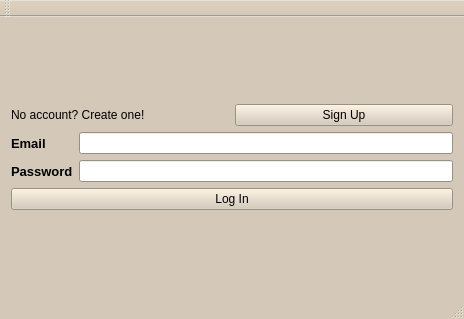
First picture: the form in src/qt/forms/mainwindow.ui, repository HTHcoin/helpthehomelesscoin, before the edit.
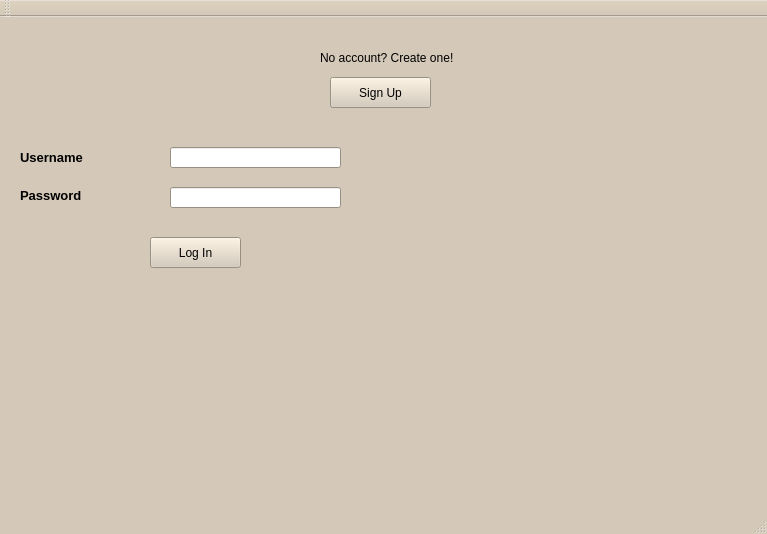
Second picture: the form after the edit.

The edit to the form file:
```diff
--- a/src/qt/forms/mainwindow.ui
+++ b/src/qt/forms/mainwindow.ui
@@ -6,8 +6,8 @@
    <rect>
     <x>0</x>
     <y>0</y>
-    <width>464</width>
-    <height>319</height>
+    <width>767</width>
+    <height>534</height>
    </rect>
   </property>
   <property name="palette">
@@ -429,97 +429,111 @@
    <string>MainWindow</string>
   </property>
   <widget class="QWidget" name="centralWidget">
-   <layout class="QGridLayout" name="gridLayout">
-    <item row="0" column="0">
-     <layout class="QVBoxLayout" name="verticalLayout_4">
-      <item>
-       <layout class="QHBoxLayout" name="horizontalLayout_2">
-        <item>
-         <widget class="QLabel" name="signUpLabel">
-          <property name="text">
-           <string>No account? Create one!</string>
-          </property>
-         </widget>
-        </item>
-        <item>
-         <widget class="QPushButton" name="signUpButton">
-          <property name="cursor">
-           <cursorShape>PointingHandCursor</cursorShape>
-          </property>
-          <property name="text">
-           <string>Sign Up</string>
-          </property>
-         </widget>
-        </item>
-       </layout>
-      </item>
-      <item>
-       <layout class="QVBoxLayout" name="verticalLayout_3">
-        <item>
-         <layout class="QHBoxLayout" name="horizontalLayout">
-          <item>
-           <layout class="QVBoxLayout" name="verticalLayout_2">
-            <item>
-             <widget class="QLabel" name="txtMail">
-              <property name="font">
-               <font>
-                <pointsize>10</pointsize>
-                <weight>75</weight>
-                <bold>true</bold>
-               </font>
-              </property>
-              <property name="text">
-               <string>Email</string>
-              </property>
-             </widget>
-            </item>
-            <item>
-             <widget class="QLabel" name="passwordLabel">
-              <property name="font">
-               <font>
-                <pointsize>10</pointsize>
-                <weight>75</weight>
-                <bold>true</bold>
-               </font>
-              </property>
-              <property name="text">
-               <string>Password</string>
-              </property>
-             </widget>
-            </item>
-           </layout>
-          </item>
-          <item>
-           <layout class="QVBoxLayout" name="verticalLayout">
-            <item>
-             <widget class="QLineEdit" name="txtUserMail"/>
-            </item>
-            <item>
-             <widget class="QLineEdit" name="txtPassword">
-              <property name="echoMode">
-               <enum>QLineEdit::Password</enum>
-              </property>
-             </widget>
-            </item>
-           </layout>
-          </item>
-         </layout>
-        </item>
-        <item>
-         <widget class="QPushButton" name="logInButton">
-          <property name="cursor">
-           <cursorShape>PointingHandCursor</cursorShape>
-          </property>
-          <property name="text">
-           <string>Log In</string>
-          </property>
-         </widget>
-        </item>
-       </layout>
-      </item>
-     </layout>
-    </item>
-   </layout>
+   <widget class="QPushButton" name="signUpButton">
+    <property name="geometry">
+     <rect>
+      <x>330</x>
+      <y>60</y>
+      <width>101</width>
+      <height>31</height>
+     </rect>
+    </property>
+    <property name="cursor">
+     <cursorShape>PointingHandCursor</cursorShape>
+    </property>
+    <property name="text">
+     <string>Sign Up</string>
+    </property>
+   </widget>
+   <widget class="QPushButton" name="logInButton">
+    <property name="geometry">
+     <rect>
+      <x>150</x>
+      <y>220</y>
+      <width>91</width>
+      <height>31</height>
+     </rect>
+    </property>
+    <property name="cursor">
+     <cursorShape>PointingHandCursor</cursorShape>
+    </property>
+    <property name="text">
+     <string>Log In</string>
+    </property>
+   </widget>
+   <widget class="QLineEdit" name="usernameLineEdit">
+    <property name="geometry">
+     <rect>
+      <x>170</x>
+      <y>130</y>
+      <width>171</width>
+      <height>21</height>
+     </rect>
+    </property>
+   </widget>
+   <widget class="QLineEdit" name="passwordLineEdit">
+    <property name="geometry">
+     <rect>
+      <x>170</x>
+      <y>170</y>
+      <width>171</width>
+      <height>21</height>
+     </rect>
+    </property>
+   </widget>
+   <widget class="QLabel" name="usernameLabel">
+    <property name="geometry">
+     <rect>
+      <x>20</x>
+      <y>130</y>
+      <width>121</width>
+      <height>21</height>
+     </rect>
+    </property>
+    <property name="font">
+     <font>
+      <pointsize>10</pointsize>
+      <weight>75</weight>
+      <bold>true</bold>
+     </font>
+    </property>
+    <property name="text">
+     <string>Username</string>
+    </property>
+   </widget>
+   <widget class="QLabel" name="passwordLabel">
+    <property name="geometry">
+     <rect>
+      <x>20</x>
+      <y>170</y>
+      <width>131</width>
+      <height>16</height>
+     </rect>
+    </property>
+    <property name="font">
+     <font>
+      <pointsize>10</pointsize>
+      <weight>75</weight>
+      <bold>true</bold>
+     </font>
+    </property>
+    <property name="text">
+     <string>Password</string>
+    </property>
+   </widget>
+   <widget class="QLabel" name="signUpLabel">
+    <property name="geometry">
+     <rect>
+      <x>320</x>
+      <y>30</y>
+      <width>141</width>
+      <height>21</height>
+     </rect>
+    </property>
+    <property name="text">
+     <string>No account? Create one!</string>
+    </property>
+   </widget>
   </widget>
   <widget class="QMenuBar" name="menuBar">
    <property name="geometry">
```
Left out of the diff: 2 changed lines with no effect on the pictures.
